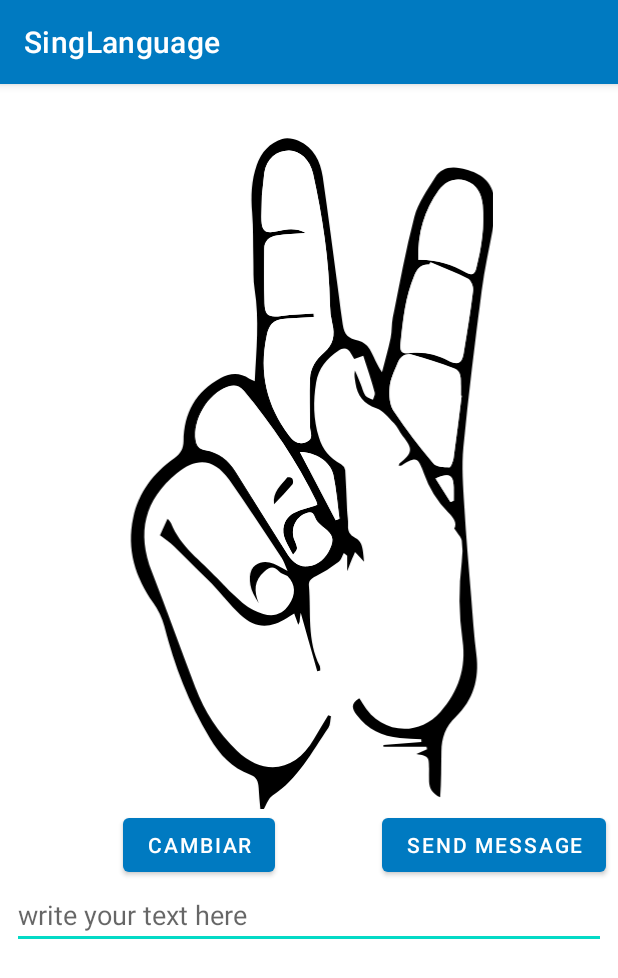
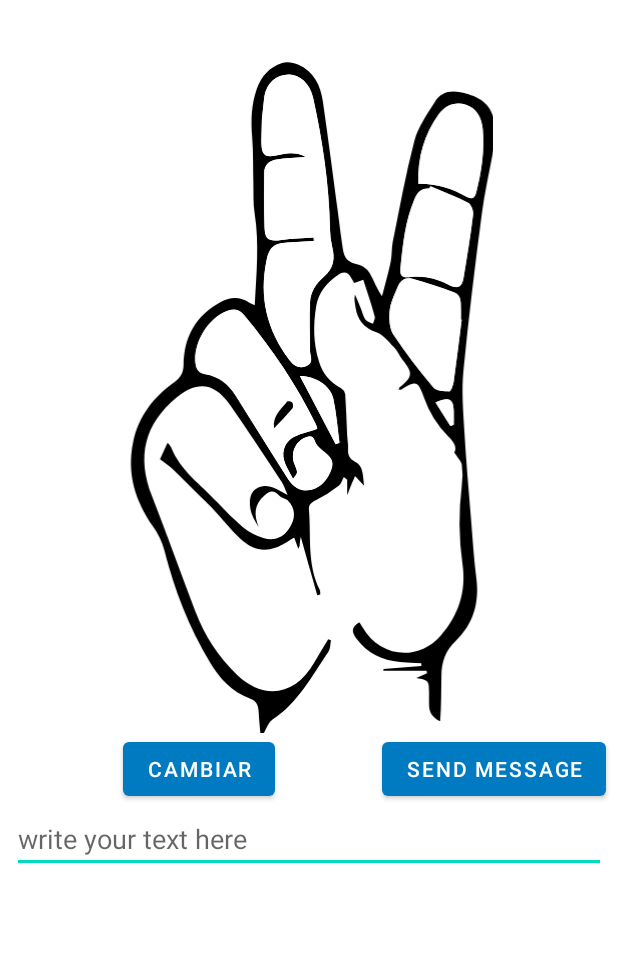
Before and after one commit to reynaldoGT/ASL.app, an Android app: the screen it shows after launch (MainActivity), after a tap on "SEND MESSAGE", on a phone screen of 412 x 824 dp. Shown: the top 978 px of the screen. Run offline under Robolectric (Android 15) with nearby library versions, the phone set to English and light mode, and no system bars; 2 other taps on this screen came first.

Commit message:
added custom icon and any improvement

```diff
--- a/app/src/main/AndroidManifest.xml
+++ b/app/src/main/AndroidManifest.xml
@@ -6,10 +6,10 @@
         android:allowBackup="true"
         android:icon="@mipmap/ic_launcher"
         android:label="@string/app_name"
-        android:roundIcon="@mipmap/ic_launcher_round"
+
         android:supportsRtl="true"
         android:theme="@style/Theme.SingLanguage">
-        <activity android:name=".GridAllLetters"></activity>
+        <activity android:name=".GridAllLetters" android:parentActivityName=".MainActivity"/>
         <activity android:name=".MainActivity">
             <intent-filter>
                 <action android:name="android.intent.action.MAIN" />
--- a/app/src/main/java/com/example/singlanguage/MainActivity.kt
+++ b/app/src/main/java/com/example/singlanguage/MainActivity.kt
@@ -166,6 +166,9 @@ class MainActivity : AppCompatActivity() {
     private fun generateSingLanguageMessage(message: String) {
 
 
+        buttonSendMessage?.isEnabled = false;
+        edSendMessage?.isEnabled = false;
+
         hideKeyboard()
 
         val cleanString = message.trim().toLowerCase()
@@ -186,30 +189,28 @@ class MainActivity : AppCompatActivity() {
         }
 
         showMessageWithSing(arraySentenceSing, timeTimer = 800)
-
     }
 
     private fun showMessageWithSing(sentenceInArrayImage: ArrayList<Letter>, timeTimer: Long) {
 
 
         GlobalScope.launch(context = Dispatchers.Main) {
-            for (i in sentenceInArrayImage) {
+            for (index in sentenceInArrayImage) {
 
                 delay(timeTimer)
-                println("Here after a delay of 2 $timeTimer")
+                println("Here after a delay of  $timeTimer milliseconds")
 
                 imageview?.setImageDrawable(
                     ContextCompat.getDrawable(
                         applicationContext, // Context
-//                    sentenceInArrayImage[i].image
-                        i.image
-
+                        index.image
                     )
                 )
             }
+            buttonSendMessage?.isEnabled = true
+            edSendMessage?.isEnabled = true
+        }
 
-
-        }
     }
 
     private fun hideKeyboard() {
--- a/app/src/main/res/mipmap-anydpi-v26/ic_launcher.xml
+++ /dev/null
@@ -1,5 +0,0 @@
-<?xml version="1.0" encoding="utf-8"?>
-<adaptive-icon xmlns:android="http://schemas.android.com/apk/res/android">
-    <background android:drawable="@drawable/ic_launcher_background" />
-    <foreground android:drawable="@drawable/ic_launcher_foreground" />
-</adaptive-icon>
--- a/app/src/main/res/mipmap-anydpi-v26/ic_launcher_round.xml
+++ /dev/null
@@ -1,5 +0,0 @@
-<?xml version="1.0" encoding="utf-8"?>
-<adaptive-icon xmlns:android="http://schemas.android.com/apk/res/android">
-    <background android:drawable="@drawable/ic_launcher_background" />
-    <foreground android:drawable="@drawable/ic_launcher_foreground" />
-</adaptive-icon>
--- a/app/src/main/res/values/strings.xml
+++ b/app/src/main/res/values/strings.xml
@@ -1,3 +1,4 @@
 <resources>
-    <string name="app_name">SingLanguage</string>
+<!--    <string name="app_name">SingLanguage</string>-->
+    <string name="app_name">Lenguaje de Señas</string>
 </resources>
--- a/app/src/main/res/values/themes.xml
+++ b/app/src/main/res/values/themes.xml
@@ -1,6 +1,6 @@
 <resources xmlns:tools="http://schemas.android.com/tools">
     <!-- Base application theme. -->
-    <style name="Theme.SingLanguage" parent="Theme.MaterialComponents.DayNight.DarkActionBar">
+    <style name="Theme.SingLanguage" parent="Theme.MaterialComponents.DayNight.NoActionBar">
         <!-- Primary brand color. -->
         <item name="colorPrimary">@color/primaryDarkColor</item>
 
```
Also changed, not shown: app/src/main/java/com/example/singlanguage/GridAllLetters.kt (+12 -5 lines), app/src/main/res/mipmap-hdpi/ic_launcher.png, app/src/main/res/mipmap-ldpi/ic_launcher.png (added), app/src/main/res/mipmap-mdpi/ic_launcher.png, app/src/main/res/mipmap-xhdpi/ic_launcher.png, app/src/main/res/mipmap-xxhdpi/ic_launcher.png, app/src/main/res/mipmap-xxxhdpi/ic_launcher.png, app/src/main/res/playstore-icon.png (added).
